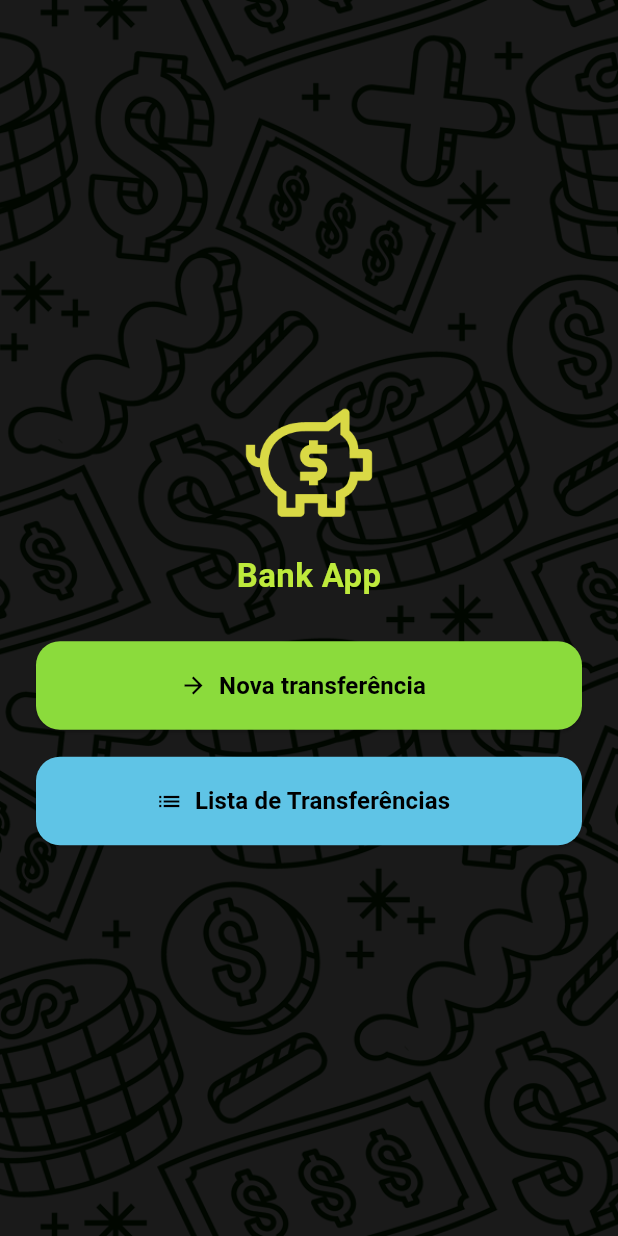
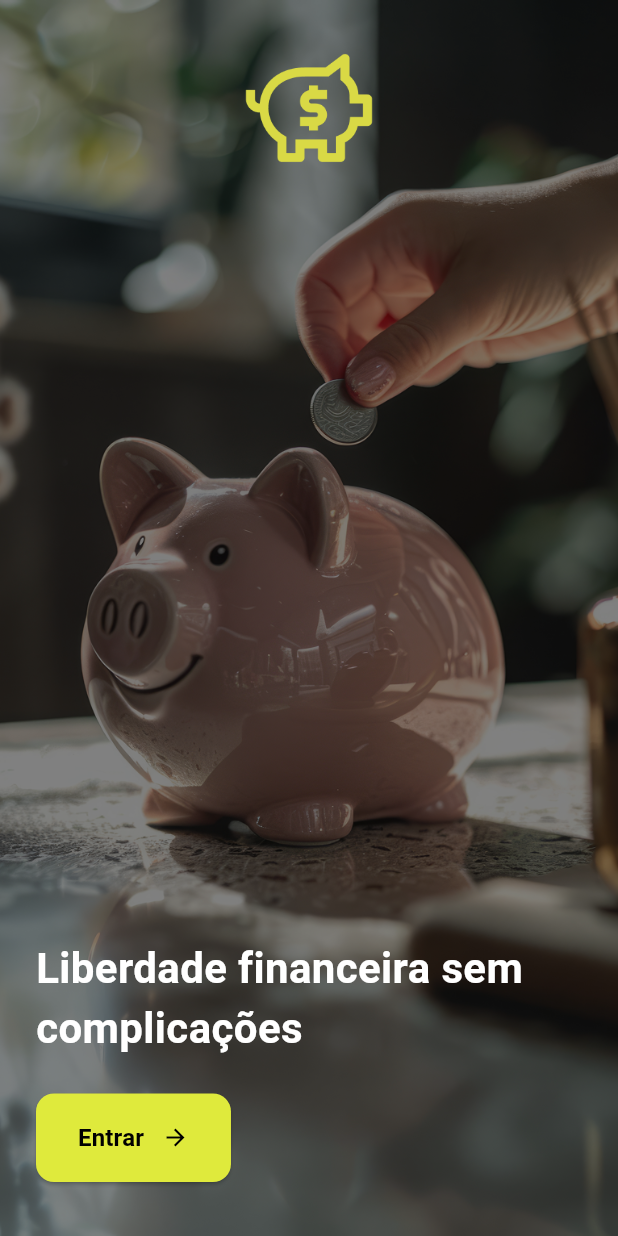
Before and after one commit to GabrielFillip/Bank-App, a Flutter app: the screen it shows after launch, on a phone screen of 412 x 824 dp. Run offline on Flutter 3.47's test engine with Material 3 defaults, Android fonts, the phone set to English and light mode, and no system bars; our stand-ins replace sqflite; accounts and stored records are empty.

Commit message:
Adicionando tela inicial, possivelmente versão final do app

```diff
--- a/lib/main.dart
+++ b/lib/main.dart
@@ -1,5 +1,6 @@
 import 'package:flutter/material.dart';
 import 'package:bank_app/screens/home_screen.dart';
+import 'package:bank_app/screens/welcome_screen.dart';
 import 'package:intl/intl.dart';
 import 'package:intl/date_symbol_data_local.dart';
 import 'package:flutter_localizations/flutter_localizations.dart';
@@ -36,7 +37,7 @@ class BankApp extends StatelessWidget {
         colorSchemeSeed: Colors.green,
       ),
       debugShowCheckedModeBanner: false,
-      home: const HomeScreen(),
+      home: const WelcomeScreen(),
     );
   }
 }
--- /dev/null
+++ b/lib/screens/welcome_screen.dart
@@ -0,0 +1,117 @@
+import 'package:flutter/material.dart';
+import 'home_screen.dart';
+
+class WelcomeScreen extends StatelessWidget {
+  const WelcomeScreen({super.key});
+
+  @override
+  Widget build(BuildContext context) {
+    return Scaffold(
+      body: Container(
+        color: Colors.black,
+        child: Stack(
+          fit: StackFit.expand,
+          children: [
+            // imagem de fundo com opacidade 50% (arquivo background_init.png)
+            Opacity(
+              opacity: 0.5,
+              child: Image.asset(
+                'assets/images/background_init.png',
+                fit: BoxFit.cover,
+                errorBuilder: (context, error, stackTrace) {
+                  return Container(color: Colors.black);
+                },
+              ),
+            ),
+
+            // Conteúdo alinhado conforme o mock: logo no topo, texto grande à esquerda e botão embaixo à esquerda
+            SafeArea(
+              child: Padding(
+                padding: const EdgeInsets.symmetric(horizontal: 24.0),
+                child: Column(
+                  children: [
+                    // logo no topo
+                    Padding(
+                      padding: const EdgeInsets.only(top: 24.0),
+                      child: SizedBox(
+                        width: 96,
+                        height: 96,
+                        child: Image.asset(
+                          'assets/images/logo_pig.png',
+                          fit: BoxFit.contain,
+                          errorBuilder: (context, error, stackTrace) {
+                            return const Icon(
+                              Icons.account_balance_wallet,
+                              color: Color(0xFFBEEA3C),
+                              size: 72,
+                            );
+                          },
+                        ),
+                      ),
+                    ),
+
+                    // Expande o espaço até o texto (para posicioná-lo mais abaixo)
+                    const Spacer(),
+
+                    // Texto grande à esquerda
+                    Align(
+                      alignment: Alignment.centerLeft,
+                      child: ConstrainedBox(
+                        constraints: const BoxConstraints(maxWidth: 360),
+                        child: const Text(
+                          'Liberdade financeira sem\ncomplicações',
+                          textAlign: TextAlign.left,
+                          style: TextStyle(
+                            color: Colors.white,
+                            fontSize: 28,
+                            fontWeight: FontWeight.bold,
+                          ),
+                        ),
+                      ),
+                    ),
+
+                    const SizedBox(height: 24),
+
+                    // Botão grande alinhado à esquerda
+                    Align(
+                      alignment: Alignment.centerLeft,
+                      child: ElevatedButton(
+                        style: ElevatedButton.styleFrom(
+                          backgroundColor: const Color(0xFFDFEA3C),
+                          foregroundColor: Colors.black,
+                          shape: RoundedRectangleBorder(
+                            borderRadius: BorderRadius.circular(12),
+                          ),
+                          padding: const EdgeInsets.symmetric(
+                              vertical: 18.0, horizontal: 28.0),
+                        ),
+                        onPressed: () {
+                          Navigator.of(context).pushReplacement(
+                            MaterialPageRoute(
+                                builder: (_) => const HomeScreen()),
+                          );
+                        },
+                        child: Row(
+                          mainAxisSize: MainAxisSize.min,
+                          children: const [
+                            Text('Entrar',
+                                style: TextStyle(
+                                    fontWeight: FontWeight.bold, fontSize: 16)),
+                            SizedBox(width: 12),
+                            Icon(Icons.arrow_forward)
+                          ],
+                        ),
+                      ),
+                    ),
+
+                    const SizedBox(height: 36),
+                  ],
+                ),
+              ),
+            ),
+          ],
+        ),
+      ),
+    );
+  }
+}
--- a/pubspec.yaml
+++ b/pubspec.yaml
@@ -25,4 +25,5 @@ flutter:
   uses-material-design: true
   assets:
     - assets/images/background_pattern.png
+    - assets/images/background_init.png
     - assets/images/logo_pig.png
```
Also changed, not shown: assets/images/background_init.png (added).
